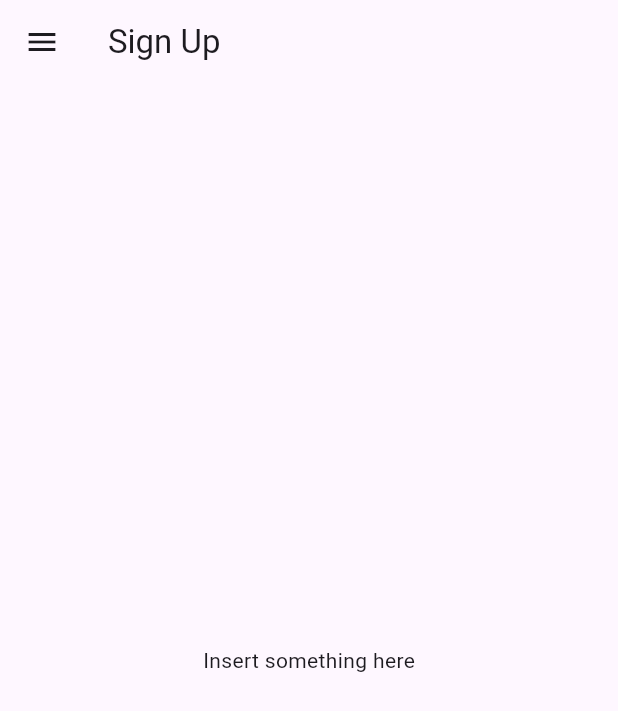
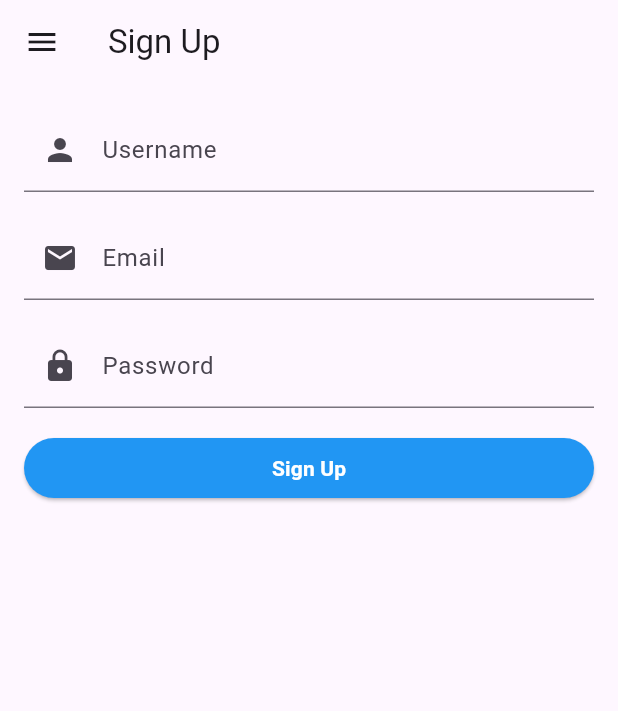
Before and after one commit to ICS-CMSC-23/Elbi-Donation-System, a Flutter app: the SignUpPage screen opened by its route, on a phone screen of 412 x 824 dp. Shown: the top 711 px of the screen. Run offline on Flutter 3.47's test engine with Material 3 defaults, Android fonts, the phone set to English and light mode, and no system bars.

Commit message:
feat: sign up page ui

```diff
--- a/lib/screens/log_in_page.dart
+++ b/lib/screens/log_in_page.dart
@@ -13,6 +13,7 @@ class LoginPage extends StatefulWidget {
 }
 
 class _LoginPageState extends State<LoginPage> {
+  // ignore: unused_field
   final _formKey = GlobalKey<FormState>();
   RouteModel orgHomepage = RouteModel(
       "Organization Homepage", "/org-home-page", const OrgHomePage());
--- a/lib/screens/sign_up_page.dart
+++ b/lib/screens/sign_up_page.dart
@@ -29,9 +29,76 @@ class _SignUpPageState extends State<SignUpPage> {
       appBar: AppBar(
         title: const Text("Sign Up"),
       ),
-      body: Form(
-        key: _formKey,
-        child: const Center(child: Text("Insert something here")),
+      body: Padding(
+        padding: const EdgeInsets.all(16.0),
+        child: Form(
+          key: _formKey,
+          child: Column(
+            crossAxisAlignment: CrossAxisAlignment.stretch,
+            children: [
+              TextFormField(
+                decoration: const InputDecoration(
+                  labelText: 'Username',
+                  prefixIcon: Icon(Icons.person),
+                ),
+                validator: (value) {
+                  if (value!.isEmpty) {
+                    return 'Please enter your username';
+                  }
+                  return null;
+                },
+              ),
+              const SizedBox(height: 16),
+              TextFormField(
+                decoration: const InputDecoration(
+                  labelText: 'Email',
+                  prefixIcon: Icon(Icons.email),
+                ),
+                validator: (value) {
+                  if (value!.isEmpty) {
+                    return 'Please enter your email';
+                  }
+                  // Add email validation if necessary
+                  return null;
+                },
+              ),
+              const SizedBox(height: 16),
+              TextFormField(
+                decoration: const InputDecoration(
+                  labelText: 'Password',
+                  prefixIcon: Icon(Icons.lock),
+                ),
+                obscureText: true,
+                validator: (value) {
+                  if (value!.isEmpty) {
+                    return 'Please enter your password';
+                  }
+                  // Add password strength validation if necessary
+                  return null;
+                },
+              ),
+              const SizedBox(height: 16),
+              ElevatedButton(
+                onPressed: () {
+                  // Implement sign up logic here
+                  if (_formKey.currentState!.validate()) {
+                    // if the form is valid, proceed with sign up
+                    // access form field values using _formKey.currentState
+                  }
+                },
+                style: ElevatedButton.styleFrom(
+                  backgroundColor: Colors.blue,
+                ),
+                child: const Text('Sign Up',
+                  style: TextStyle(
+                    color: Colors.white,
+                    fontWeight: FontWeight.bold,
+                  ),
+                ),
+              ),
+            ],
+          ),
+        ),
       ),
     );
   }
```
